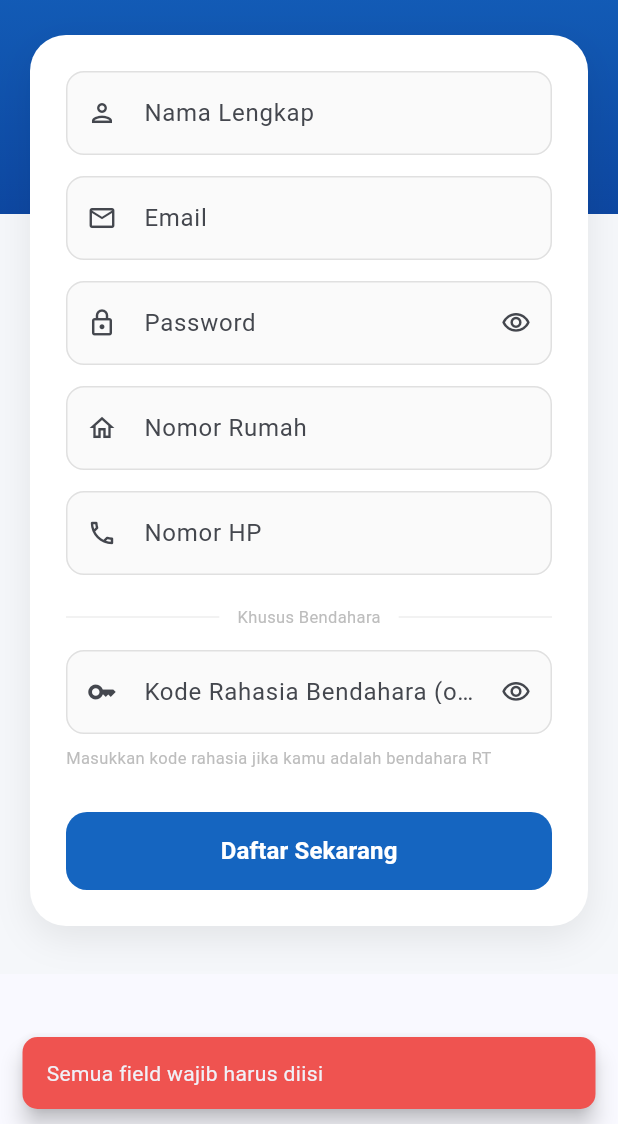
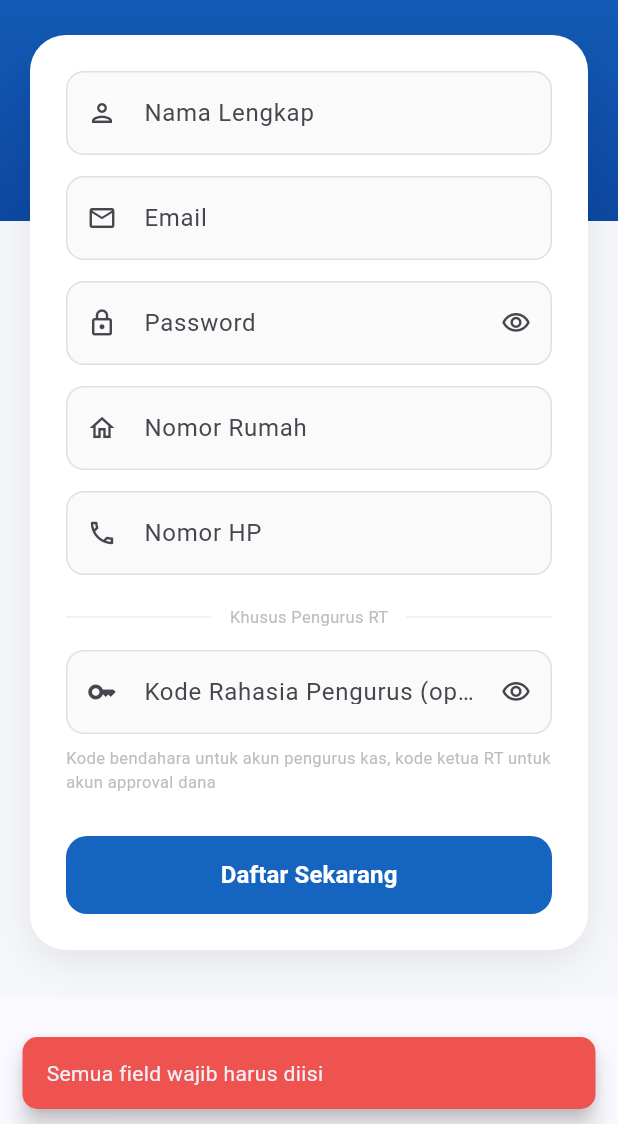
Before and after one commit to lovelybab/fp, a Flutter app: the RegisterScreen screen opened directly, after a tap on "Daftar Sekarang", on a phone screen of 412 x 824 dp, the part 112-1236 px from its top. Run offline on Flutter 3.47's test engine with Material 3 defaults, Android fonts, the phone set to English and light mode, and no system bars; our stand-ins replace cloud_firestore, firebase_auth, firebase_core, image_picker; accounts and stored records are empty.

Commit message:
update login dan register screen

```diff
--- a/lib/screens/auth/login_screen.dart
+++ b/lib/screens/auth/login_screen.dart
@@ -3,6 +3,7 @@ import '../../services/auth_service.dart';
 import '../bendahara/dashboard_bendahara.dart';
 import '../warga/dashboard_warga.dart';
 import 'register_screen.dart';
+import '../ketua_rt/dashboard_ketua_rt.dart';
 
 class LoginScreen extends StatefulWidget {
   const LoginScreen({super.key});
@@ -62,6 +63,9 @@ class _LoginScreenState extends State<LoginScreen>
         if (user.role == 'bendahara') {
           Navigator.pushReplacement(context,
               MaterialPageRoute(builder: (_) => const DashboardBendahara()));
+        } else if (user.role == 'ketua_rt') {
+          Navigator.pushReplacement(context,
+              MaterialPageRoute(builder: (_) => const DashboardKetuaRT()));
         } else {
           Navigator.pushReplacement(context,
               MaterialPageRoute(builder: (_) => const DashboardWarga()));
--- a/lib/screens/auth/register_screen.dart
+++ b/lib/screens/auth/register_screen.dart
@@ -2,6 +2,7 @@ import 'package:flutter/material.dart';
 import '../../services/auth_service.dart';
 import '../bendahara/dashboard_bendahara.dart';
 import '../warga/dashboard_warga.dart';
+import '../ketua_rt/dashboard_ketua_rt.dart';
 
 class RegisterScreen extends StatefulWidget {
   const RegisterScreen({super.key});
@@ -85,6 +86,15 @@ class _RegisterScreenState extends State<RegisterScreen>
             Navigator.pushReplacement(
               context,
               MaterialPageRoute(builder: (_) => const DashboardBendahara()),
+            );
+          }
+        } else if (user.role == 'ketua_rt') {
+          _showSnackBar('Berhasil daftar sebagai Ketua RT!', isError: false);
+          await Future.delayed(const Duration(seconds: 1));
+          if (mounted) {
+            Navigator.pushReplacement(
+              context,
+              MaterialPageRoute(builder: (_) => const DashboardKetuaRT()),
             );
           }
         } else {
@@ -270,7 +280,7 @@ class _RegisterScreenState extends State<RegisterScreen>
                                 padding: const EdgeInsets.symmetric(
                                     horizontal: 12),
                                 child: Text(
-                                  'Khusus Bendahara',
+                                  'Khusus Pengurus RT',
                                   style: TextStyle(
                                       color: Colors.grey.shade400,
                                       fontSize: 11),
@@ -287,7 +297,7 @@ class _RegisterScreenState extends State<RegisterScreen>
                             controller: _kodeRahasiaController,
                             obscureText: _obscureKode,
                             decoration: InputDecoration(
-                              labelText: 'Kode Rahasia Bendahara (opsional)',
+                              labelText: 'Kode Rahasia Pengurus (opsional)',
                               prefixIcon:
                                   const Icon(Icons.key_outlined, size: 20),
                               hintText: 'Kosongkan jika daftar sebagai warga',
@@ -305,7 +315,7 @@ class _RegisterScreenState extends State<RegisterScreen>
                           ),
                           const SizedBox(height: 8),
                           Text(
-                            'Masukkan kode rahasia jika kamu adalah bendahara RT',
+                            'Kode bendahara untuk akun pengurus kas, kode ketua RT untuk akun approval dana',
                             style: TextStyle(
                                 fontSize: 11, color: Colors.grey.shade400),
                           ),
```
